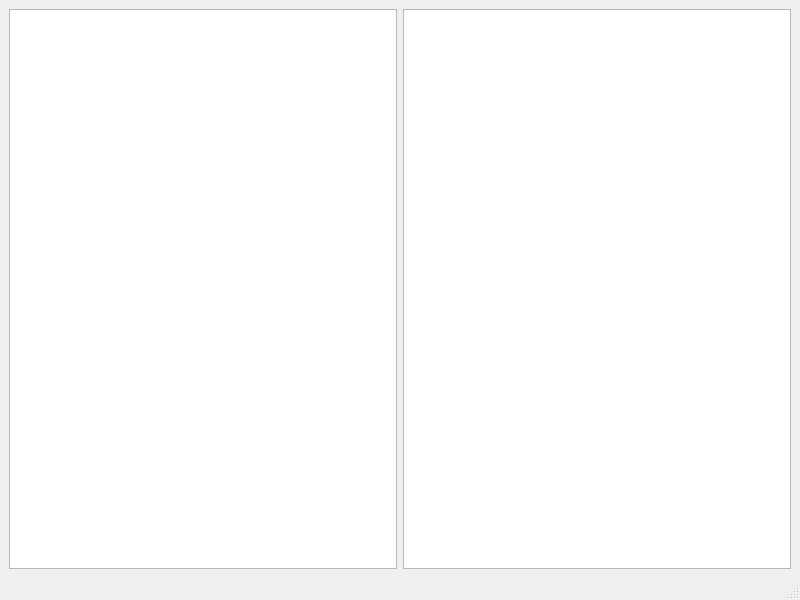
Before: the Qt Designer form forms/tileseteditor.ui in huderlem/porymap, drawn with Qt 5.
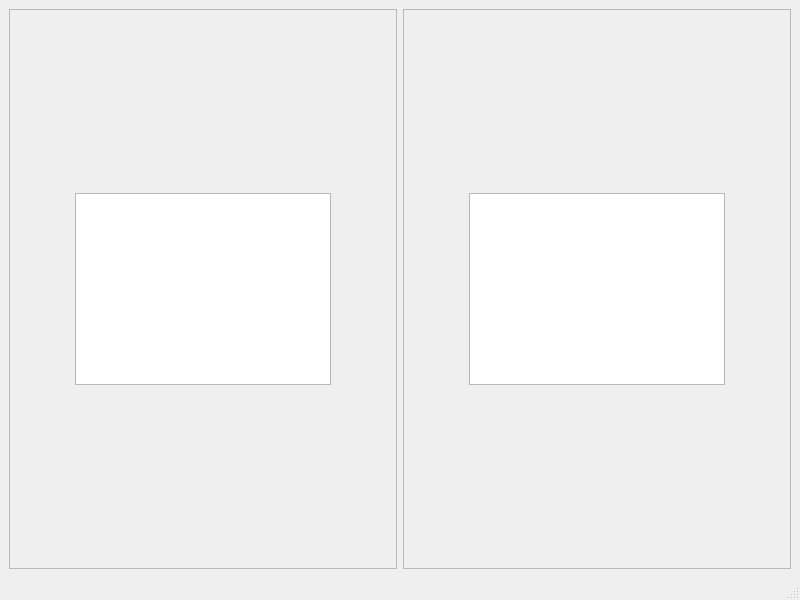
After: the same form once the commit is applied.

Commit message: Add metatile selector in tileset editor window

The edit to the form file:
```diff
--- a/forms/tileseteditor.ui
+++ b/forms/tileseteditor.ui
@@ -16,10 +16,152 @@
   <widget class="QWidget" name="centralwidget">
    <layout class="QHBoxLayout" name="horizontalLayout">
     <item>
-     <widget class="QGraphicsView" name="graphicsView_PrimaryTilesetMetatiles"/>
+     <widget class="QScrollArea" name="scrollArea_Metatiles">
+      <property name="widgetResizable">
+       <bool>true</bool>
+      </property>
+      <widget class="QWidget" name="scrollAreaWidgetContents_2">
+       <property name="geometry">
+        <rect>
+         <x>0</x>
+         <y>0</y>
+         <width>386</width>
+         <height>539</height>
+        </rect>
+       </property>
+       <layout class="QGridLayout" name="gridLayout">
+        <item row="1" column="2">
+         <spacer name="horizontalSpacer">
+          <property name="orientation">
+           <enum>Qt::Horizontal</enum>
+          </property>
+          <property name="sizeHint" stdset="0">
+           <size>
+            <width>40</width>
+            <height>20</height>
+           </size>
+          </property>
+         </spacer>
+        </item>
+        <item row="1" column="0">
+         <spacer name="horizontalSpacer_2">
+          <property name="orientation">
+           <enum>Qt::Horizontal</enum>
+          </property>
+          <property name="sizeHint" stdset="0">
+           <size>
+            <width>40</width>
+            <height>20</height>
+           </size>
+          </property>
+         </spacer>
+        </item>
+        <item row="2" column="1">
+         <spacer name="verticalSpacer">
+          <property name="orientation">
+           <enum>Qt::Vertical</enum>
+          </property>
+          <property name="sizeHint" stdset="0">
+           <size>
+            <width>20</width>
+            <height>40</height>
+           </size>
+          </property>
+         </spacer>
+        </item>
+        <item row="1" column="1">
+         <widget class="QGraphicsView" name="graphicsView_Metatiles"/>
+        </item>
+        <item row="0" column="1">
+         <spacer name="verticalSpacer_2">
+          <property name="orientation">
+           <enum>Qt::Vertical</enum>
+          </property>
+          <property name="sizeHint" stdset="0">
+           <size>
+            <width>20</width>
+            <height>40</height>
+           </size>
+          </property>
+         </spacer>
+        </item>
+       </layout>
+      </widget>
+     </widget>
     </item>
     <item>
-     <widget class="QGraphicsView" name="graphicsView_PrimaryTilesetTiles"/>
+     <widget class="QScrollArea" name="scrollArea_Tiles">
+      <property name="widgetResizable">
+       <bool>true</bool>
+      </property>
+      <widget class="QWidget" name="scrollAreaWidgetContents">
+       <property name="geometry">
+        <rect>
+         <x>0</x>
+         <y>0</y>
+         <width>386</width>
+         <height>539</height>
+        </rect>
+       </property>
+       <layout class="QGridLayout" name="gridLayout_2">
+        <item row="1" column="0">
+         <spacer name="horizontalSpacer_3">
+          <property name="orientation">
+           <enum>Qt::Horizontal</enum>
+          </property>
+          <property name="sizeHint" stdset="0">
+           <size>
+            <width>40</width>
+            <height>20</height>
+           </size>
+          </property>
+         </spacer>
+        </item>
+        <item row="0" column="1">
+         <spacer name="verticalSpacer_3">
+          <property name="orientation">
+           <enum>Qt::Vertical</enum>
+          </property>
+          <property name="sizeHint" stdset="0">
+           <size>
+            <width>20</width>
+            <height>40</height>
+           </size>
+          </property>
+         </spacer>
+        </item>
+        <item row="1" column="1">
+         <widget class="QGraphicsView" name="graphicsView_Tiles"/>
+        </item>
+        <item row="1" column="2">
+         <spacer name="horizontalSpacer_4">
+          <property name="orientation">
+           <enum>Qt::Horizontal</enum>
+          </property>
+          <property name="sizeHint" stdset="0">
+           <size>
+            <width>40</width>
+            <height>20</height>
+           </size>
+          </property>
+         </spacer>
+        </item>
+        <item row="2" column="1">
+         <spacer name="verticalSpacer_4">
+          <property name="orientation">
+           <enum>Qt::Vertical</enum>
+          </property>
+          <property name="sizeHint" stdset="0">
+           <size>
+            <width>20</width>
+            <height>40</height>
+           </size>
+          </property>
+         </spacer>
+        </item>
+       </layout>
+      </widget>
+     </widget>
     </item>
    </layout>
   </widget>
```
The commit also changes 6 other files.
